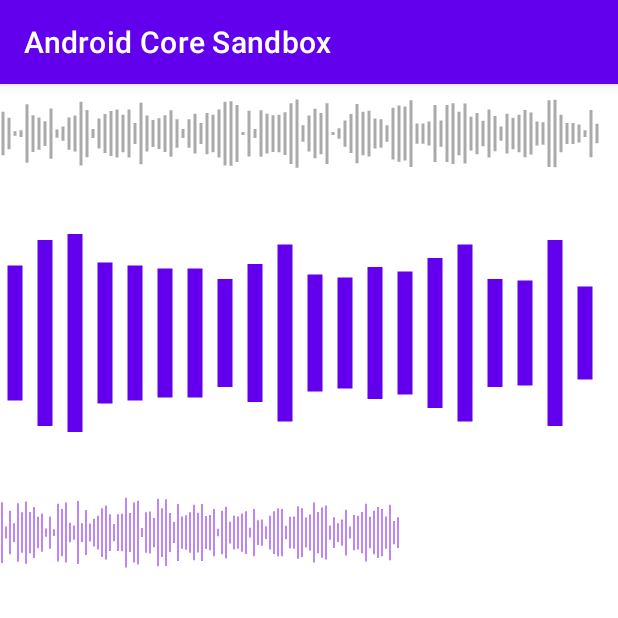
After one commit to ZharovVV/AndroidCoreSandbox, an Android app: the CustomViewExampleActivity screen opened directly, with no data from a screen before it, on a phone screen of 412 x 824 dp, the top half of it. The commit adds this screen. Run offline under Robolectric (Android 15) with nearby library versions, the phone set to English and light mode, and no system bars.

Commit message:
Custom View Example.

```diff
--- a/app/src/main/AndroidManifest.xml
+++ b/app/src/main/AndroidManifest.xml
@@ -86,6 +86,7 @@
         <activity android:name=".data.binding.DataBindingExampleActivity" />
         <activity android:name=".location.LocationExampleActivity" />
         <activity android:name=".navigation.NavigationExampleActivity" />
+        <activity android:name=".custom.view.CustomViewExampleActivity" />
 
         <!--
         Организовать работу сервиса и активити в разных процессах можно в одном Application.
--- a/app/src/main/java/com/github/zharovvv/android/core/sandbox/TrueMainActivity.kt
+++ b/app/src/main/java/com/github/zharovvv/android/core/sandbox/TrueMainActivity.kt
@@ -11,6 +11,7 @@ import com.github.zharovvv.android.core.sandbox.StartForResultActivity.Companion
 import com.github.zharovvv.android.core.sandbox.activity.result.api.StartActivityForResultNewContract
 import com.github.zharovvv.android.core.sandbox.async.task.AsyncTaskExampleActivity
 import com.github.zharovvv.android.core.sandbox.call.system.app.CallSystemAppExampleActivity
+import com.github.zharovvv.android.core.sandbox.custom.view.CustomViewExampleActivity
 import com.github.zharovvv.android.core.sandbox.data.binding.DataBindingExampleActivity
 import com.github.zharovvv.android.core.sandbox.handler.HandlerExampleActivity
 import com.github.zharovvv.android.core.sandbox.location.LocationExampleActivity
@@ -179,7 +180,8 @@ class TrueMainActivity : LogLifecycleAppCompatActivity() {
             launcherFor<WorkManagerExampleActivity>(getString(R.string.start_activity_button_14)),
             launcherFor<DataBindingExampleActivity>(getString(R.string.start_activity_button_15)),
             launcherFor<LocationExampleActivity>(getString(R.string.start_activity_button_16)),
-            launcherFor<NavigationExampleActivity>(getString(R.string.start_activity_button_17))
+            launcherFor<NavigationExampleActivity>(getString(R.string.start_activity_button_17)),
+            launcherFor<CustomViewExampleActivity>(getString(R.string.start_activity_button_18))
         )
     }
 }
--- /dev/null
+++ b/app/src/main/java/com/github/zharovvv/android/core/sandbox/custom/view/CustomView.kt
@@ -0,0 +1,81 @@
+package com.github.zharovvv.android.core.sandbox.custom.view
+
+import android.content.Context
+import android.graphics.Canvas
+import android.util.AttributeSet
+import android.view.View
+
+/**
+ * # CustomView
+ * CustomView - View, которая не находится в Android SDK.
+ * Как правило необходимости в создании CustomView - нет.
+ * #
+ * Жизненный цикл View:
+ * Constructor → (parent.addView()) → onAttachedToWindow() → measure() → layout() → (parent.dispatchDraw())
+ * → draw()
+ * #
+ * Следует помнить, что вся отрисовка происходит в px, но оперировать нужно в терминах dp и sp.
+ */
+class CustomView @JvmOverloads constructor(
+    context: Context, attrs: AttributeSet? = null, defStyleAttr: Int = 0
+) : View(context, attrs, defStyleAttr) {
+
+    //constructor
+
+    /**
+     * parent calls addView()
+     * Говорит о том, что View попала в иерархию родительского layout-а.
+     * После того как родитель View вызовет метод addView(View), наш View будет прикреплен к окну
+     * (window).
+     */
+    override fun onAttachedToWindow() {
+        super.onAttachedToWindow()
+    }
+
+    /**
+     * Вызывается в методе [View.measure].
+     *
+     * View.measure вызывается после [View.onAttachedToWindow], либо
+     * после вызова [View.requestLayout].
+     */
+    override fun onMeasure(widthMeasureSpec: Int, heightMeasureSpec: Int) {
+//        super.onMeasure(widthMeasureSpec, heightMeasureSpec)
+        //mode может принимать следующие знаачения
+//        MeasureSpec.EXACTLY   //Ширина либо высота имют определенный размер
+//        MeasureSpec.AT_MOST   //Ширина либо высота должна быть не более заданного значения (match_parent)
+//        MeasureSpec.UNSPECIFIED   //Если данный View имеет wrap_content width/height
+        val specWidthMode = MeasureSpec.getMode(widthMeasureSpec)    //(measureSpec & MODE_MASK)
+        val specWidthSize = MeasureSpec.getSize(widthMeasureSpec)    //(measureSpec & ~MODE_MASK)
+        val widthSize = resolveSize(10, widthMeasureSpec)
+        val heightSize = resolveSize(10, heightMeasureSpec)
+        setMeasuredDimension(widthSize, heightSize)
+    }
+
+    /**
+     * Вызывается в методе [View.layout]
+     * View.layout вызывается после [View.measure]
+     *
+     * Этот метод позволяет присваивать позицию и размер дочерним элементам ViewGroup.
+     * В случае, если мы наследовались от View нам не нужно переопределять этот метод.
+     */
+    override fun onLayout(changed: Boolean, left: Int, top: Int, right: Int, bottom: Int) {
+        super.onLayout(changed, left, top, right, bottom)
+    }
+
+    /**
+     * Вызывается в методе [View.draw].
+     * View.draw вызывается во время родительского вызова [View.dispatchDraw].
+     * View.dispatchDraw вызывается после [View.layout],
+     * либо после [View.invalidate]
+     *
+     * Android обновляет экран не чаще чем раз в 16 мс. Поэтому мы должны уложиться за это время выполнить
+     * measure → layout → draw. Также следует учитывать, что onDraw может вызываться много раз.
+     * В связи с этим код в onDraw должен быть максимально оптимизированным, чтобы не было лагов.
+     * Несколько правил для onDraw:
+     * * не создавать внутри него объекты
+     * * не делать сложные операции
+     */
+    override fun onDraw(canvas: Canvas?) {
+        super.onDraw(canvas)
+    }
+}
--- /dev/null
+++ b/app/src/main/java/com/github/zharovvv/android/core/sandbox/custom/view/CustomViewExampleActivity.kt
@@ -0,0 +1,16 @@
+package com.github.zharovvv.android.core.sandbox.custom.view
+
+import android.os.Bundle
+import com.github.zharovvv.android.core.sandbox.LogLifecycleAppCompatActivity
+import com.github.zharovvv.android.core.sandbox.databinding.ActivityCustomViewExampleBinding
+
+class CustomViewExampleActivity : LogLifecycleAppCompatActivity() {
+
+    private lateinit var binding: ActivityCustomViewExampleBinding
+
+    override fun onCreate(savedInstanceState: Bundle?) {
+        super.onCreate(savedInstanceState)
+        binding = ActivityCustomViewExampleBinding.inflate(layoutInflater)  //ViewBinding.inflate() = LayoutInflater.inflate() + ViewBinding.bind()
+        setContentView(binding.root)
+    }
+}
--- /dev/null
+++ b/app/src/main/java/com/github/zharovvv/android/core/sandbox/custom/view/WaveRepository.kt
@@ -0,0 +1,10 @@
+package com.github.zharovvv.android.core.sandbox.custom.view
+
+import kotlin.random.Random
+
+private val random = Random //same Random.Default
+const val MAX_VOLUME = 100
+
+fun getWaveData(): IntArray {
+    return IntArray(200) { random.nextInt(MAX_VOLUME) }
+}
--- /dev/null
+++ b/app/src/main/java/com/github/zharovvv/android/core/sandbox/custom/view/WaveView.kt
@@ -0,0 +1,96 @@
+package com.github.zharovvv.android.core.sandbox.custom.view
+
+import android.content.Context
+import android.graphics.Canvas
+import android.graphics.Color
+import android.graphics.Paint
+import android.graphics.Path
+import android.util.AttributeSet
+import android.util.TypedValue
+import android.view.View
+import com.github.zharovvv.android.core.sandbox.R
+import com.github.zharovvv.android.core.sandbox.custom.view.util.interpolateArray
+
+class WaveView @JvmOverloads constructor(
+    context: Context, attrs: AttributeSet? = null, defStyleAttr: Int = 0
+) : View(context, attrs, defStyleAttr) {
+
+    companion object {
+        private const val DEFAULT_ITEM_WIDTH_DP = 2
+        private const val DEFAULT_ITEM_COLOR = Color.BLACK
+        private const val DEFAULT_HEIGHT = 50
+    }
+
+    private val wavePath = Path()
+    private val linePaint = Paint()
+
+    private var itemWidth: Int = 0
+    private var defaultHeightPixelSize: Int = 0
+    private val originalData: IntArray = getWaveData()
+
+    private var measuredData: IntArray? = null
+
+    init {
+        val displayMetrics = context.resources.displayMetrics
+        var itemWidthFromAttr = TypedValue.applyDimension(
+            TypedValue.COMPLEX_UNIT_DIP,
+            DEFAULT_ITEM_WIDTH_DP.toFloat(),
+            displayMetrics
+        ).toInt()
+        defaultHeightPixelSize = TypedValue.applyDimension(
+            TypedValue.COMPLEX_UNIT_DIP,
+            DEFAULT_HEIGHT.toFloat(),
+            displayMetrics
+        ).toInt()
+        var itemColorFromAttr = DEFAULT_ITEM_COLOR
+        if (attrs != null) {
+            val typedArray = context.obtainStyledAttributes(attrs, R.styleable.WaveView)
+            itemWidthFromAttr =
+                typedArray.getDimensionPixelSize(R.styleable.WaveView_itemWidth, itemWidthFromAttr)
+            itemColorFromAttr =
+                typedArray.getColor(R.styleable.WaveView_itemColor, itemColorFromAttr)
+            typedArray.recycle()
+        }
+        itemWidth = itemWidthFromAttr
+        linePaint.style = Paint.Style.STROKE
+        linePaint.color = itemColorFromAttr
+        linePaint.strokeWidth = itemWidthFromAttr.toFloat()
+    }
+
+    override fun onMeasure(widthMeasureSpec: Int, heightMeasureSpec: Int) {
+        val measuredWidth = MeasureSpec.getSize(widthMeasureSpec)
+        val measuredHeight = MeasureSpec.getSize(heightMeasureSpec)
+        val leftPadding = paddingLeft
+        val rightPadding = paddingRight
+        var width = originalData.size * itemWidth * 2 - itemWidth + leftPadding + rightPadding
+        width = resolveSize(width, widthMeasureSpec)
+        var height = if (measuredHeight > defaultHeightPixelSize) {
+            defaultHeightPixelSize
+        } else {
+            measuredHeight
+        }
+        height = resolveSize(height, heightMeasureSpec)
+        val itemCount = (measuredWidth + itemWidth - leftPadding - rightPadding) / (itemWidth * 2)
+        measuredData = interpolateArray(originalData, itemCount)
+        setMeasuredDimension(width, height)
+    }
+
+    override fun onDraw(canvas: Canvas?) {
+        if (measuredData == null) {
+            return
+        }
+        wavePath.reset()
+        val measuredHeight: Int = measuredHeight - paddingTop - paddingBottom
+        var currentX: Float = itemWidth.toFloat() + paddingLeft
+        for (data in measuredData!!) {
+            val itemHeight: Float = (data.toFloat() / MAX_VOLUME) * measuredHeight
+            val startY: Float = (measuredHeight.toFloat() - itemHeight) / 2 + paddingTop
+            val endY: Float = startY + itemHeight
+            wavePath.moveTo(currentX, startY)
+            wavePath.lineTo(currentX, endY)
+            currentX += itemWidth * 2
+        }
+        canvas?.drawPath(wavePath, linePaint)
+    }
+
+}
--- /dev/null
+++ b/app/src/main/java/com/github/zharovvv/android/core/sandbox/custom/view/util/LinearInterpolation.kt
@@ -0,0 +1,28 @@
+package com.github.zharovvv.android.core.sandbox.custom.view.util
+
+import kotlin.math.ceil
+
+fun interpolateArray(source: IntArray, destinationLength: Int): IntArray {
+    val destination = IntArray(destinationLength)
+    val rangeSize = ceil(source.size.toFloat() / destination.size.toFloat()).toInt()
+    for (i in destination.indices) {
+        destination[i] = interpolate(source, i * rangeSize, i * rangeSize + rangeSize - 1)
+    }
+    return destination
+}
+
+private fun interpolate(source: IntArray, start: Int, end: Int): Int {
+    val realEnd = if (end > source.size - 1) {
+        source.size - 1
+    } else {
+        end
+    }
+    if (realEnd < start) {
+        return 0
+    }
+    var count = 0
+    for (i in start..realEnd) {
+        count += source[i]
+    }
+    return count / (realEnd - start + 1)
+}
--- /dev/null
+++ b/app/src/main/res/layout/activity_custom_view_example.xml
@@ -0,0 +1,41 @@
+<?xml version="1.0" encoding="utf-8"?>
+<androidx.constraintlayout.widget.ConstraintLayout xmlns:android="http://schemas.android.com/apk/res/android"
+    xmlns:app="http://schemas.android.com/apk/res-auto"
+    android:layout_width="match_parent"
+    android:layout_height="match_parent">
+
+    <com.github.zharovvv.android.core.sandbox.custom.view.WaveView
+        android:id="@+id/wave_view_1"
+        android:layout_width="wrap_content"
+        android:layout_height="wrap_content"
+        android:layout_margin="@dimen/main_margin"
+        app:itemColor="@color/gray"
+        app:itemWidth="2dp"
+        app:layout_constraintEnd_toEndOf="parent"
+        app:layout_constraintStart_toStartOf="parent"
+        app:layout_constraintTop_toTopOf="parent" />
+
+    <com.github.zharovvv.android.core.sandbox.custom.view.WaveView
+        android:id="@+id/wave_view_2"
+        android:layout_width="wrap_content"
+        android:layout_height="200dp"
+        android:layout_margin="@dimen/main_margin"
+        app:itemColor="@color/purple_500"
+        app:itemWidth="10dp"
+        app:layout_constraintEnd_toEndOf="parent"
+        app:layout_constraintStart_toStartOf="parent"
+        app:layout_constraintTop_toBottomOf="@id/wave_view_1" />
+
+    <com.github.zharovvv.android.core.sandbox.custom.view.WaveView
+        android:id="@+id/wave_view_3"
+        android:layout_width="wrap_content"
+        android:layout_height="wrap_content"
+        android:layout_margin="@dimen/main_margin"
+        app:itemColor="@color/purple_200"
+        app:itemWidth="1dp"
+        app:layout_constraintEnd_toEndOf="parent"
+        app:layout_constraintStart_toStartOf="parent"
+        app:layout_constraintTop_toBottomOf="@id/wave_view_2" />
+
+
+</androidx.constraintlayout.widget.ConstraintLayout>
--- /dev/null
+++ b/app/src/main/res/values/attrs.xml
@@ -0,0 +1,7 @@
+<?xml version="1.0" encoding="utf-8"?>
+<resources>
+    <declare-styleable name="WaveView">
+        <attr name="itemWidth" format="dimension" />
+        <attr name="itemColor" format="color" />
+    </declare-styleable>
+</resources>
--- a/app/src/main/res/values/strings.xml
+++ b/app/src/main/res/values/strings.xml
@@ -75,4 +75,5 @@
     <string name="title_fragment2">Fragment 2</string>
     <string name="title_fragment3">Fragment 3</string>
     <string name="start_activity_button_17">Navigation AC</string>
+    <string name="start_activity_button_18">CustomView</string>
 </resources>
```
Also changed, not shown: 1 other file.
